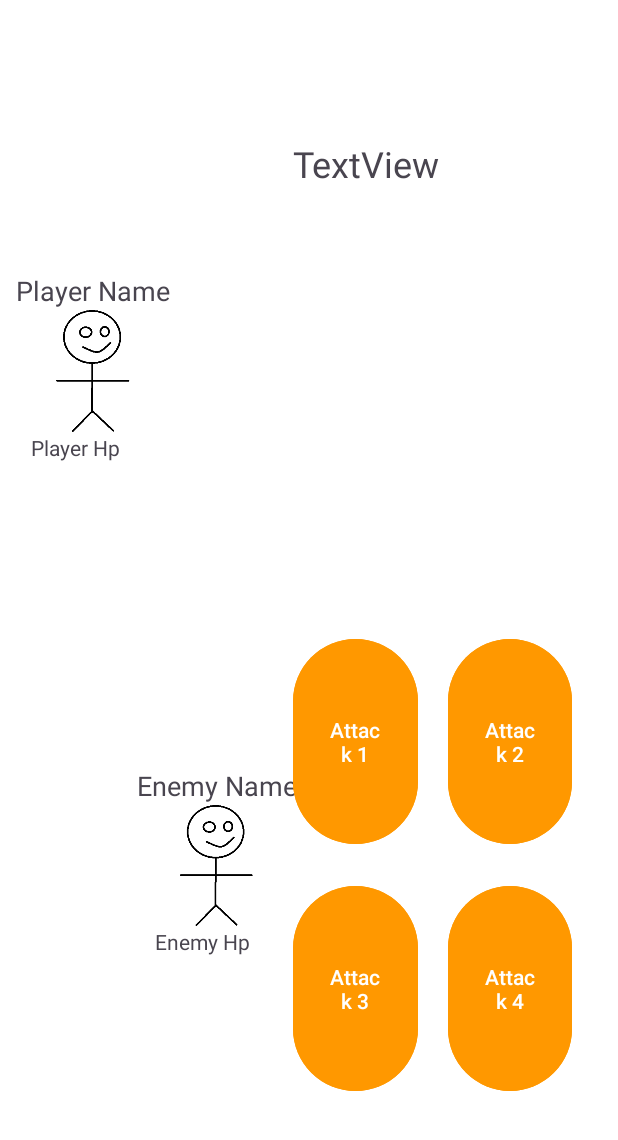
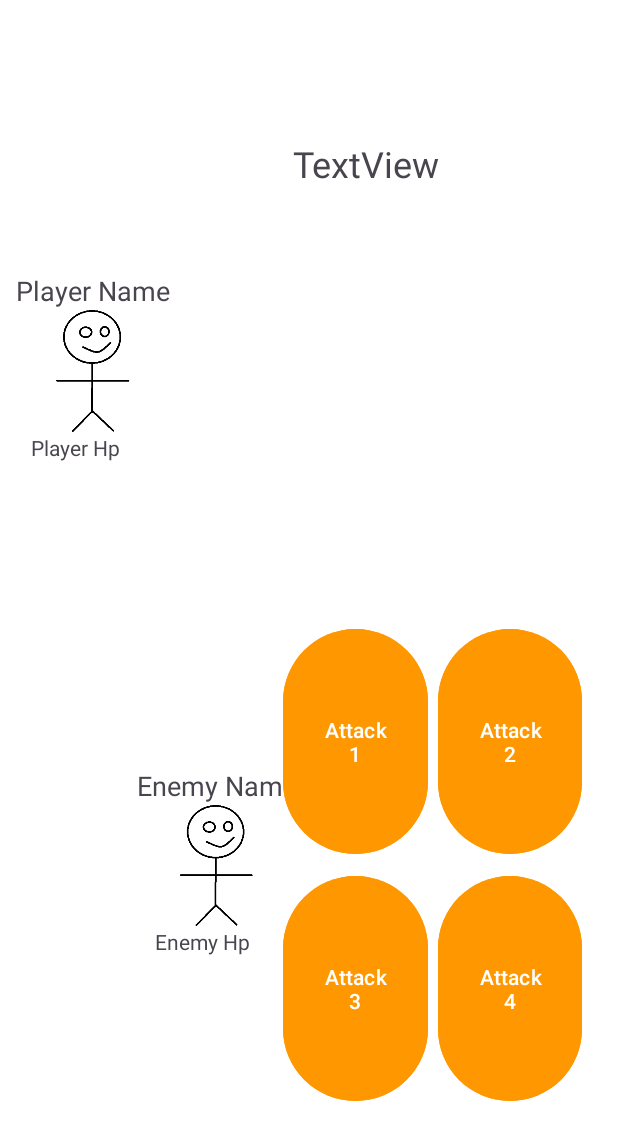
Before and after one commit to ryantburke/Fight, an Android app: the layout activity_fight.xml on its own in the app's theme, with its tools: preview values and no code run, on a phone screen of 412 x 824 dp. Shown: the top 1140 px of the screen. Run offline under Robolectric (Android 15) with nearby library versions, the phone set to English and light mode, and no system bars.

```diff
--- a/app/src/main/res/layout/activity_fight.xml
+++ b/app/src/main/res/layout/activity_fight.xml
@@ -120,7 +120,7 @@
         android:layout_width="0dp"
         android:layout_height="0dp"
         android:text="Attack 1"
-        android:layout_margin="10dp"
+        android:layout_margin="3dp"
         android:backgroundTint="@color/battle_btn_tint"
         android:textColor="@color/battle_btn_txt"
         app:layout_constraintBottom_toTopOf="@+id/guideline8"
@@ -133,7 +133,7 @@
         android:layout_width="0dp"
         android:layout_height="0dp"
         android:text="Attack 2"
-        android:layout_margin="10dp"
+        android:layout_margin="3dp"
         android:backgroundTint="@color/battle_btn_tint"
         android:textColor="@color/battle_btn_txt"
         app:layout_constraintBottom_toTopOf="@+id/guideline8"
@@ -146,7 +146,7 @@
         android:layout_width="0dp"
         android:layout_height="0dp"
         android:text="Attack 3"
-        android:layout_margin="10dp"
+        android:layout_margin="3dp"
         android:backgroundTint="@color/battle_btn_tint"
         android:textColor="@color/battle_btn_txt"
         app:layout_constraintBottom_toTopOf="@+id/gl_base"
@@ -159,7 +159,7 @@
         android:layout_width="0dp"
         android:layout_height="0dp"
         android:text="Attack 4"
-        android:layout_margin="10dp"
+        android:layout_margin="3dp"
         android:backgroundTint="@color/battle_btn_tint"
         android:textColor="@color/battle_btn_txt"
         app:layout_constraintBottom_toTopOf="@+id/gl_base"
--- a/app/src/main/res/layout/activity_fight_victory.xml
+++ b/app/src/main/res/layout/activity_fight_victory.xml
@@ -167,7 +167,7 @@
         android:layout_height="0dp"
         android:layout_margin="10dp"
         android:backgroundTint="@color/battle_btn_tint"
-        android:text="Attack 3"
+        android:text="Attack 4"
         android:textColor="@color/battle_btn_txt"
         app:layout_constraintBottom_toTopOf="@+id/gl_base"
         app:layout_constraintEnd_toStartOf="@+id/guideline"
```
Also changed, not shown: app/src/main/java/com/burke/fight/FightActivity.java (+6 -1 lines).
